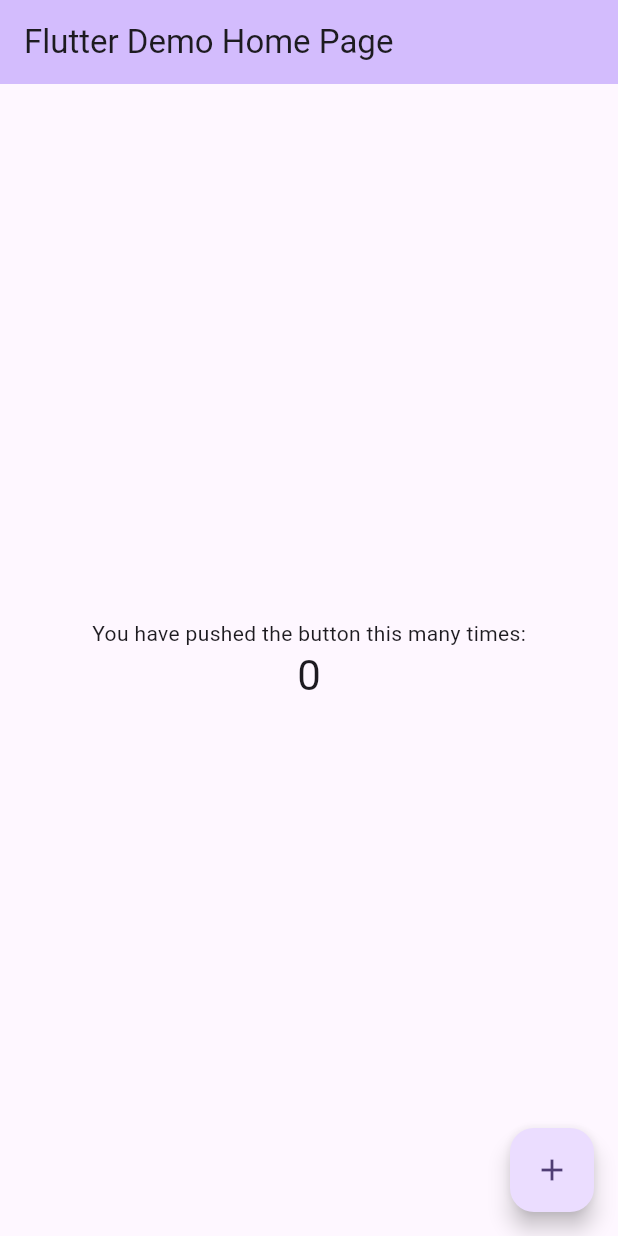
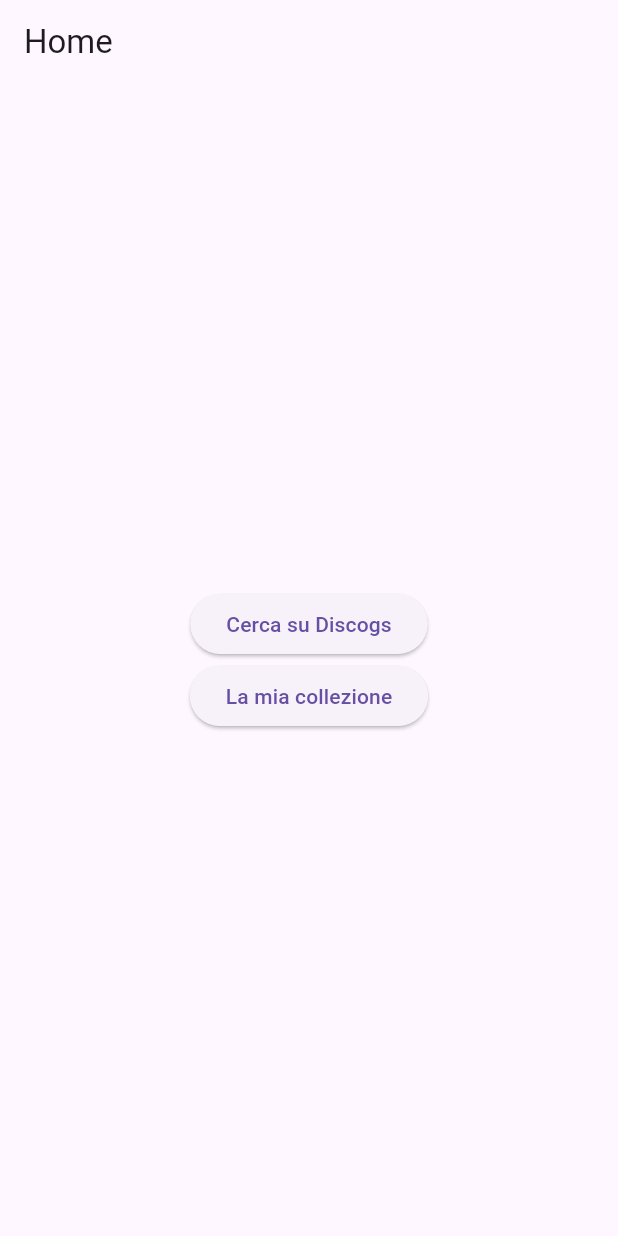
Before and after one commit to paskcodes/vinyl_collection_app, a Flutter app: the screen it shows after launch, on a phone screen of 412 x 824 dp. Run offline on Flutter 3.47's test engine with Material 3 defaults, Android fonts, the phone set to English and light mode, and no system bars; our stand-ins replace flutter_dotenv.

Commit message:
creazione homepage

```diff
--- a/lib/main.dart
+++ b/lib/main.dart
@@ -1,122 +1,30 @@
 import 'package:flutter/material.dart';
+import 'package:flutter_dotenv/flutter_dotenv.dart';
+import 'screen/homepage.dart';
+import 'screen/search.dart';
+import 'screen/collection.dart';
 
-void main() {
+void main() async {
+  await dotenv.load();
   runApp(const MyApp());
 }
 
 class MyApp extends StatelessWidget {
   const MyApp({super.key});
 
-  // This widget is the root of your application.
   @override
   Widget build(BuildContext context) {
     return MaterialApp(
-      title: 'Flutter Demo',
+      title: 'Vinyl Collector',
       theme: ThemeData(
-        // This is the theme of your application.
-        //
-        // TRY THIS: Try running your application with "flutter run". You'll see
-        // the application has a purple toolbar. Then, without quitting the app,
-        // try changing the seedColor in the colorScheme below to Colors.green
-        // and then invoke "hot reload" (save your changes or press the "hot
-        // reload" button in a Flutter-supported IDE, or press "r" if you used
-        // the command line to start the app).
-        //
-        // Notice that the counter didn't reset back to zero; the application
-        // state is not lost during the reload. To reset the state, use hot
-        // restart instead.
-        //
-        // This works for code too, not just values: Most code changes can be
-        // tested with just a hot reload.
-        colorScheme: ColorScheme.fromSeed(seedColor: Colors.deepPurple),
+        primarySwatch: Colors.deepPurple,
       ),
-      home: const MyHomePage(title: 'Flutter Demo Home Page'),
+      initialRoute: '/',
+      routes: {
+        '/': (context) => const HomeScreen(),
+        '/search': (context) => const SearchScreen(),
+        '/collection': (context) => const CollectionScreen(),
+      },
     );
   }
 }
-
-class MyHomePage extends StatefulWidget {
-  const MyHomePage({super.key, required this.title});
-
-  // This widget is the home page of your application. It is stateful, meaning
-  // that it has a State object (defined below) that contains fields that affect
-  // how it looks.
-
-  // This class is the configuration for the state. It holds the values (in this
-  // case the title) provided by the parent (in this case the App widget) and
-  // used by the build method of the State. Fields in a Widget subclass are
-  // always marked "final".
-
-  final String title;
-
-  @override
-  State<MyHomePage> createState() => _MyHomePageState();
-}
-
-class _MyHomePageState extends State<MyHomePage> {
-  int _counter = 0;
-
-  void _incrementCounter() {
-    setState(() {
-      // This call to setState tells the Flutter framework that something has
-      // changed in this State, which causes it to rerun the build method below
-      // so that the display can reflect the updated values. If we changed
-      // _counter without calling setState(), then the build method would not be
-      // called again, and so nothing would appear to happen.
-      _counter++;
-    });
-  }
-
-  @override
-  Widget build(BuildContext context) {
-    // This method is rerun every time setState is called, for instance as done
-    // by the _incrementCounter method above.
-    //
-    // The Flutter framework has been optimized to make rerunning build methods
-    // fast, so that you can just rebuild anything that needs updating rather
-    // than having to individually change instances of widgets.
-    return Scaffold(
-      appBar: AppBar(
-        // TRY THIS: Try changing the color here to a specific color (to
-        // Colors.amber, perhaps?) and trigger a hot reload to see the AppBar
-        // change color while the other colors stay the same.
-        backgroundColor: Theme.of(context).colorScheme.inversePrimary,
-        // Here we take the value from the MyHomePage object that was created by
-        // the App.build method, and use it to set our appbar title.
-        title: Text(widget.title),
-      ),
-      body: Center(
-        // Center is a layout widget. It takes a single child and positions it
-        // in the middle of the parent.
-        child: Column(
-          // Column is also a layout widget. It takes a list of children and
-          // arranges them vertically. By default, it sizes itself to fit its
-          // children horizontally, and tries to be as tall as its parent.
-          //
-          // Column has various properties to control how it sizes itself and
-          // how it positions its children. Here we use mainAxisAlignment to
-          // center the children vertically; the main axis here is the vertical
-          // axis because Columns are vertical (the cross axis would be
-          // horizontal).
-          //
-          // TRY THIS: Invoke "debug painting" (choose the "Toggle Debug Paint"
-          // action in the IDE, or press "p" in the console), to see the
-          // wireframe for each widget.
-          mainAxisAlignment: MainAxisAlignment.center,
-          children: <Widget>[
-            const Text('You have pushed the button this many times:'),
-            Text(
-              '$_counter',
-              style: Theme.of(context).textTheme.headlineMedium,
-            ),
-          ],
-        ),
-      ),
-      floatingActionButton: FloatingActionButton(
-        onPressed: _incrementCounter,
-        tooltip: 'Increment',
-        child: const Icon(Icons.add),
-      ), // This trailing comma makes auto-formatting nicer for build methods.
-    );
-  }
-}
--- /dev/null
+++ b/lib/screen/homepage.dart
@@ -0,0 +1,27 @@
+import 'package:flutter/material.dart';
+
+class HomeScreen extends StatelessWidget {
+  const HomeScreen({super.key});
+
+  @override
+  Widget build(BuildContext context) {
+    return Scaffold(
+      appBar: AppBar(title: const Text('Home')),
+      body: Center(
+        child: Column(
+          mainAxisAlignment: MainAxisAlignment.center,
+          children: [
+            ElevatedButton(
+              onPressed: () => Navigator.pushNamed(context, '/search'),
+              child: const Text('Cerca su Discogs'),
+            ),
+            ElevatedButton(
+              onPressed: () => Navigator.pushNamed(context, '/collection'),
+              child: const Text('La mia collezione'),
+            ),
+          ],
+        ),
+      ),
+    );
+  }
+}
```
